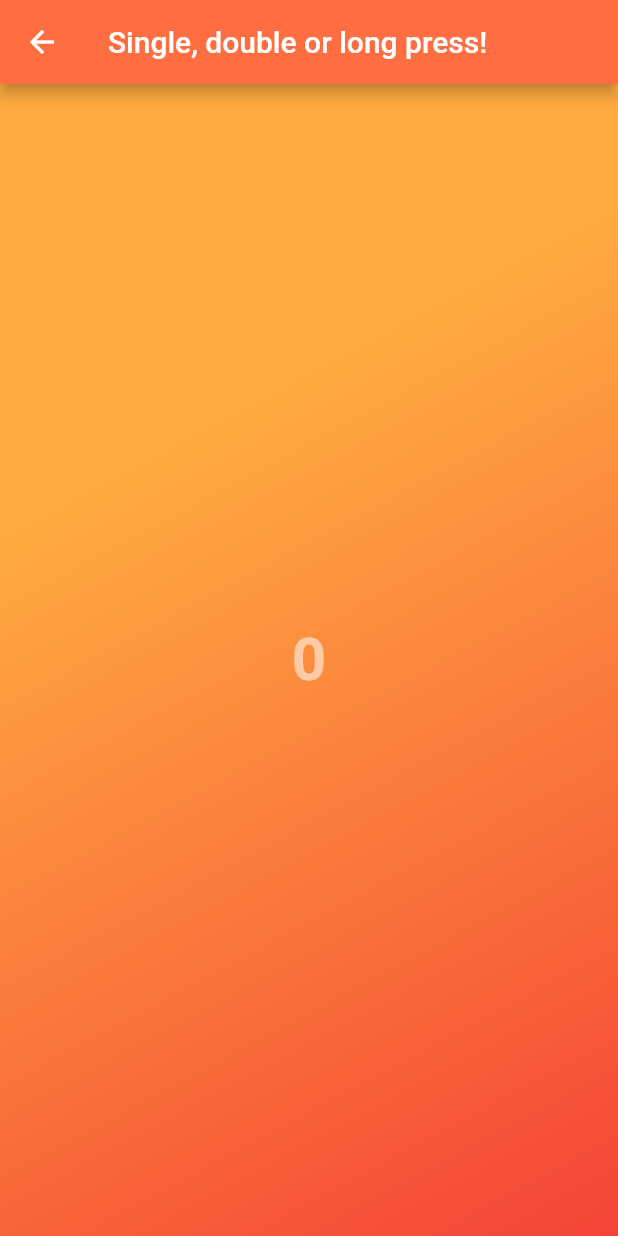
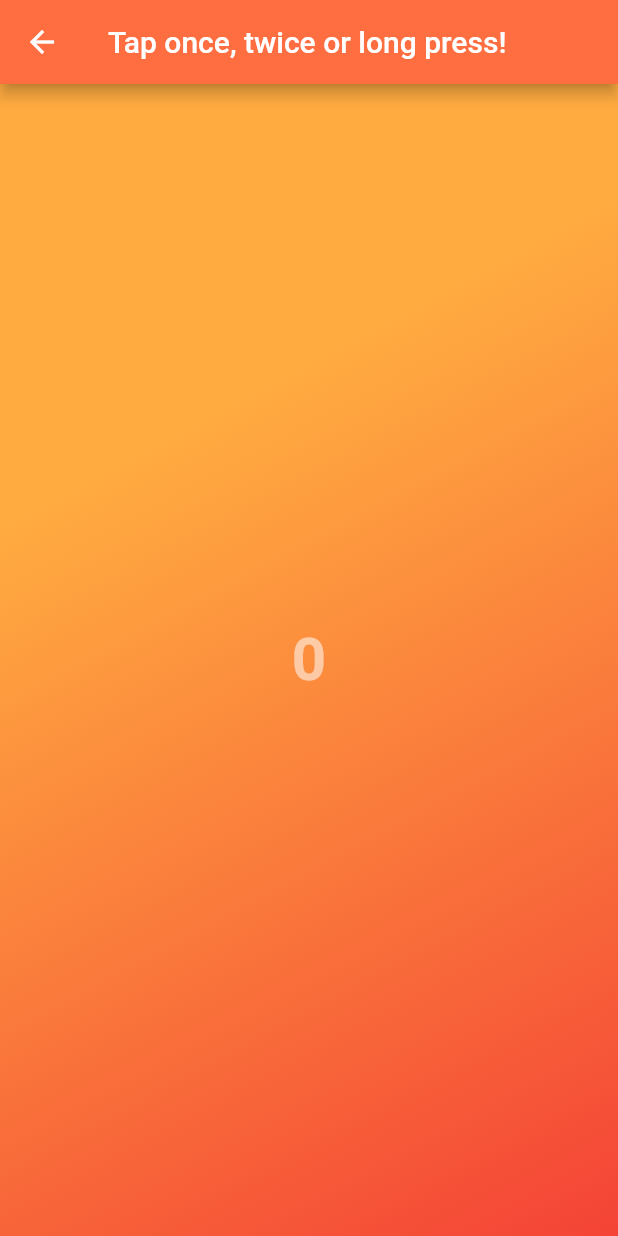
Before and after one commit to yulih/timer_with_dices, a Flutter app: the ActionRoute screen opened directly with empty values, on a phone screen of 412 x 824 dp. Run offline on Flutter 3.47's test engine with Material 2 defaults, Android fonts, the light colour scheme and no system bars; our stand-ins replace audioplayers, dynamic_theme, flutter_slidable, sqflite, vibration, wakelock; accounts and stored records are empty.

Commit message:
removed obsolete sound and changed header on action page

```diff
--- a/lib/Action.dart
+++ b/lib/Action.dart
@@ -183,7 +183,7 @@ class _ActionRoute extends State<ActionRoute> {
   Widget build(BuildContext context) {
     return Scaffold(
       appBar: AppBar(
-        title: Text("Single, double or long press!"),
+        title: Text("Tap once, twice or long press!"),
       ),
       body: GestureDetector(
         behavior: HitTestBehavior.opaque,
```
Also changed, not shown: 1 other file.
